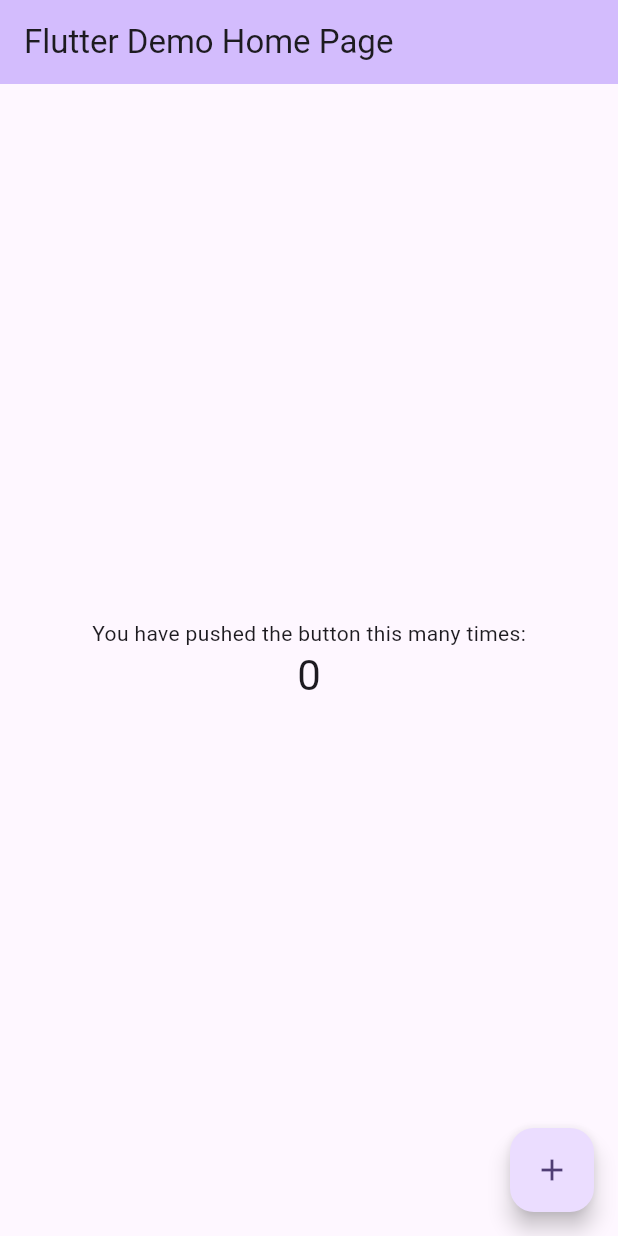
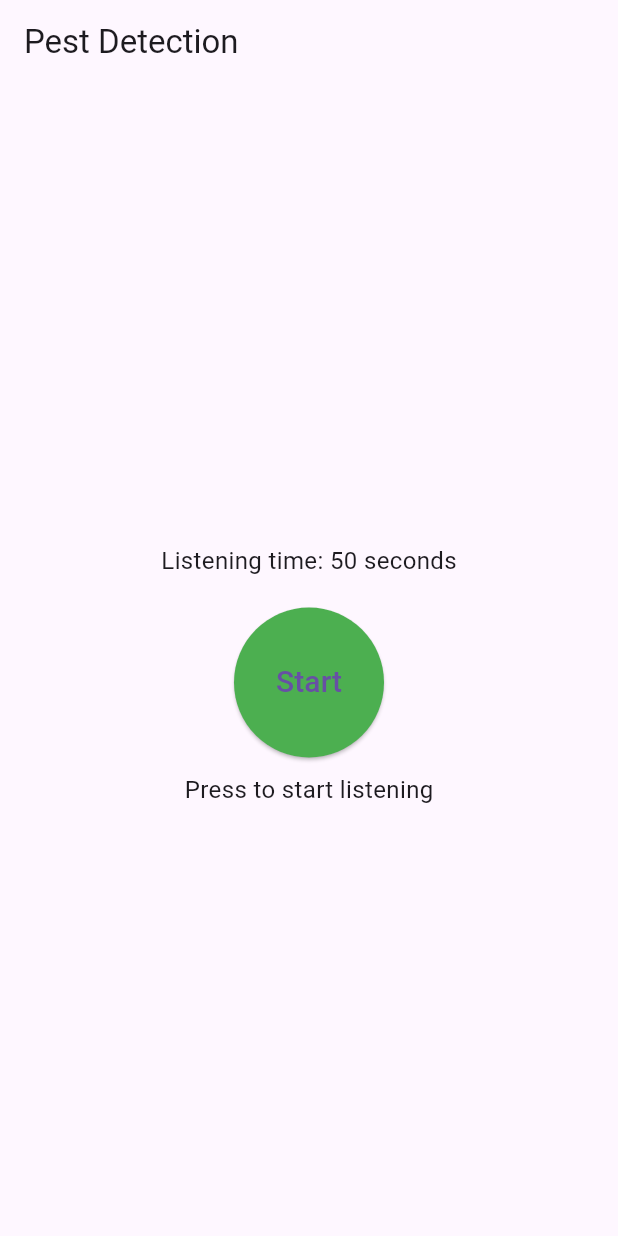
Before and after one commit to OmarKhaleel/graduation_project_repo, a Flutter app: the screen it shows after launch, on a phone screen of 412 x 824 dp. Run offline on Flutter 3.47's test engine with Material 3 defaults, Android fonts, the light colour scheme and no system bars.

Commit message:
Updated the UI to show a countdown for the duration of scanning and for the scan button with space to add other displays like connected devices and models, etc..

```diff
--- a/lib/main.dart
+++ b/lib/main.dart
@@ -1,4 +1,5 @@
 import 'package:flutter/material.dart';
+import 'dart:async';
 
 void main() {
   runApp(const MyApp());
@@ -7,119 +8,130 @@
 class MyApp extends StatelessWidget {
   const MyApp({super.key});
 
-  // This widget is the root of your application.
   @override
   Widget build(BuildContext context) {
     return MaterialApp(
-      title: 'Flutter Demo',
+      title: 'Pest Detection App',
       theme: ThemeData(
-        // This is the theme of your application.
-        //
-        // TRY THIS: Try running your application with "flutter run". You'll see
-        // the application has a purple toolbar. Then, without quitting the app,
-        // try changing the seedColor in the colorScheme below to Colors.green
-        // and then invoke "hot reload" (save your changes or press the "hot
-        // reload" button in a Flutter-supported IDE, or press "r" if you used
-        // the command line to start the app).
-        //
-        // Notice that the counter didn't reset back to zero; the application
-        // state is not lost during the reload. To reset the state, use hot
-        // restart instead.
-        //
-        // This works for code too, not just values: Most code changes can be
-        // tested with just a hot reload.
-        colorScheme: ColorScheme.fromSeed(seedColor: Colors.deepPurple),
-        useMaterial3: true,
+        primarySwatch: Colors.blue,
       ),
-      home: const MyHomePage(title: 'Flutter Demo Home Page'),
+      home: const MyHomePage(),
+      debugShowCheckedModeBanner:
+          false, // Add this line to hide the debug banner
     );
   }
 }
 
 class MyHomePage extends StatefulWidget {
-  const MyHomePage({super.key, required this.title});
-
-  // This widget is the home page of your application. It is stateful, meaning
-  // that it has a State object (defined below) that contains fields that affect
-  // how it looks.
-
-  // This class is the configuration for the state. It holds the values (in this
-  // case the title) provided by the parent (in this case the App widget) and
-  // used by the build method of the State. Fields in a Widget subclass are
-  // always marked "final".
-
-  final String title;
+  const MyHomePage({super.key});
 
   @override
-  State<MyHomePage> createState() => _MyHomePageState();
+  _MyHomePageState createState() => _MyHomePageState();
 }
 
 class _MyHomePageState extends State<MyHomePage> {
-  int _counter = 0;
-
-  void _incrementCounter() {
-    setState(() {
-      // This call to setState tells the Flutter framework that something has
-      // changed in this State, which causes it to rerun the build method below
-      // so that the display can reflect the updated values. If we changed
-      // _counter without calling setState(), then the build method would not be
-      // called again, and so nothing would appear to happen.
-      _counter++;
-    });
-  }
+  bool isListening = false;
+  int countdown = 50;
+  Timer? timer;
 
   @override
   Widget build(BuildContext context) {
-    // This method is rerun every time setState is called, for instance as done
-    // by the _incrementCounter method above.
-    //
-    // The Flutter framework has been optimized to make rerunning build methods
-    // fast, so that you can just rebuild anything that needs updating rather
-    // than having to individually change instances of widgets.
     return Scaffold(
       appBar: AppBar(
-        // TRY THIS: Try changing the color here to a specific color (to
-        // Colors.amber, perhaps?) and trigger a hot reload to see the AppBar
-        // change color while the other colors stay the same.
-        backgroundColor: Theme.of(context).colorScheme.inversePrimary,
-        // Here we take the value from the MyHomePage object that was created by
-        // the App.build method, and use it to set our appbar title.
-        title: Text(widget.title),
+        title: const Text('Pest Detection'),
       ),
       body: Center(
-        // Center is a layout widget. It takes a single child and positions it
-        // in the middle of the parent.
         child: Column(
-          // Column is also a layout widget. It takes a list of children and
-          // arranges them vertically. By default, it sizes itself to fit its
-          // children horizontally, and tries to be as tall as its parent.
-          //
-          // Column has various properties to control how it sizes itself and
-          // how it positions its children. Here we use mainAxisAlignment to
-          // center the children vertically; the main axis here is the vertical
-          // axis because Columns are vertical (the cross axis would be
-          // horizontal).
-          //
-          // TRY THIS: Invoke "debug painting" (choose the "Toggle Debug Paint"
-          // action in the IDE, or press "p" in the console), to see the
-          // wireframe for each widget.
           mainAxisAlignment: MainAxisAlignment.center,
           children: <Widget>[
-            const Text(
-              'You have pushed the button this many times:',
+            const SizedBox(height: 20),
+            Text(
+              'Listening time: $countdown seconds',
+              style: const TextStyle(fontSize: 16),
             ),
+            const SizedBox(height: 20),
+            ElevatedButton(
+              onPressed: () {
+                setState(() {
+                  isListening = !isListening;
+                  countdown =
+                      50; // Reset countdown when starting/stopping listening
+                  if (isListening) {
+                    startCountdown();
+                    // Start listening
+                    startScan();
+                  } else {
+                    // Stop listening
+                    stopScan();
+                    timer?.cancel(); // Cancel the countdown timer
+                  }
+                });
+              },
+              style: ButtonStyle(
+                backgroundColor: MaterialStateProperty.resolveWith<Color>(
+                  (Set<MaterialState> states) {
+                    return isListening ? Colors.red : Colors.green;
+                  },
+                ),
+                shape: MaterialStateProperty.all<CircleBorder>(
+                  const CircleBorder(),
+                ),
+              ),
+              child: SizedBox(
+                width: 100,
+                height: 100,
+                child: Center(
+                  child: Text(
+                    isListening ? 'Stop' : 'Start',
+                    style: const TextStyle(fontSize: 20),
+                  ),
+                ),
+              ),
+            ),
+            const SizedBox(height: 10),
             Text(
-              '$_counter',
-              style: Theme.of(context).textTheme.headlineMedium,
+              isListening
+                  ? 'Press to stop listening'
+                  : 'Press to start listening',
+              style: const TextStyle(fontSize: 16),
             ),
           ],
         ),
       ),
-      floatingActionButton: FloatingActionButton(
-        onPressed: _incrementCounter,
-        tooltip: 'Increment',
-        child: const Icon(Icons.add),
-      ), // This trailing comma makes auto-formatting nicer for build methods.
     );
   }
+
+  void startScan() {
+    // TODO: Implement logic to start listening for audio input
+    print('Listening...');
+  }
+
+  void stopScan() {
+    // TODO: Implement logic to stop listening for audio input
+    print('Stopped listening');
+  }
+
+  void startCountdown() {
+    const oneSec = Duration(seconds: 1);
+    timer = Timer.periodic(
+      oneSec,
+      (Timer timer) {
+        setState(() {
+          if (countdown < 1) {
+            timer.cancel();
+            isListening = false; // Automatically stop listening after countdown
+            stopScan();
+          } else {
+            countdown--;
+          }
+        });
+      },
+    );
+  }
+
+  @override
+  void dispose() {
+    super.dispose();
+    timer?.cancel(); // Cancel the countdown timer to avoid memory leaks
+  }
 }
```
